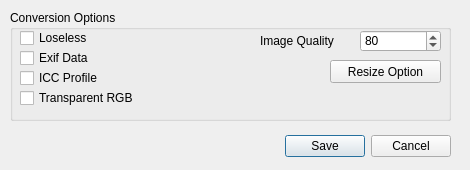
The window that Resources/ConversionOptions.ui (C4NU/Paddie) describes before a commit, drawn with Qt 5.
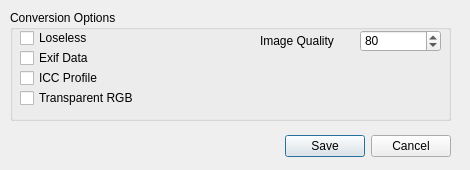
The same window after the commit.

```diff
--- a/Resources/ConversionOptions.ui
+++ b/Resources/ConversionOptions.ui
@@ -155,19 +155,6 @@
      <string>Transparent RGB</string>
     </property>
    </widget>
-   <widget class="QPushButton" name="open_resize_option_button">
-    <property name="geometry">
-     <rect>
-      <x>320</x>
-      <y>50</y>
-      <width>111</width>
-      <height>23</height>
-     </rect>
-    </property>
-    <property name="text">
-     <string>Resize Option</string>
-    </property>
-   </widget>
   </widget>
  </widget>
  <resources/>
```
